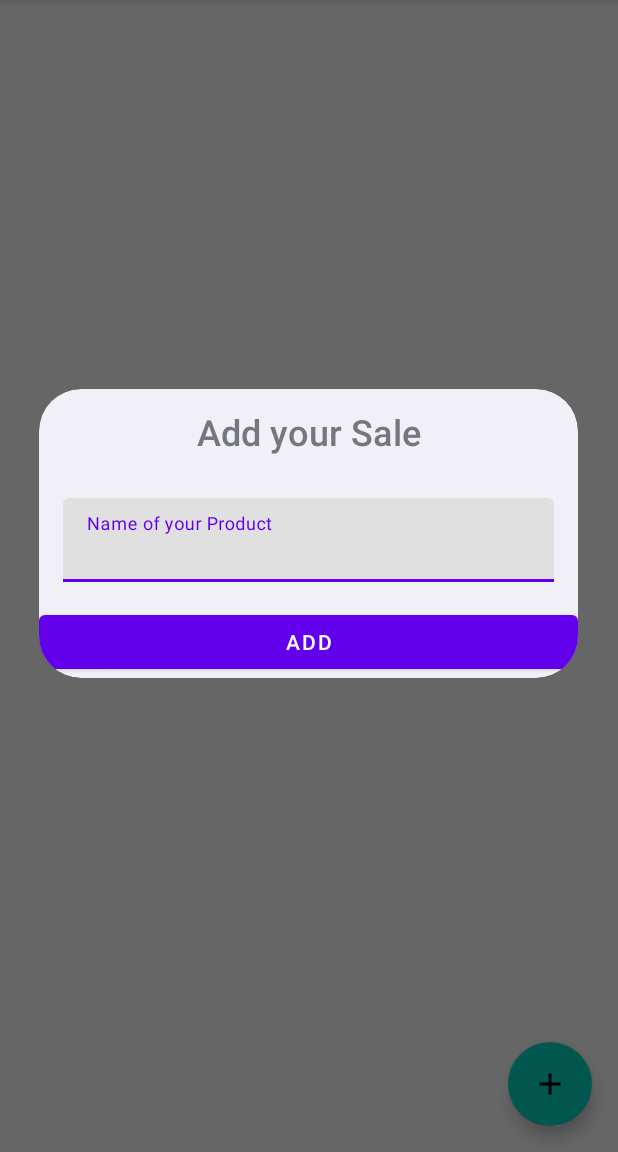
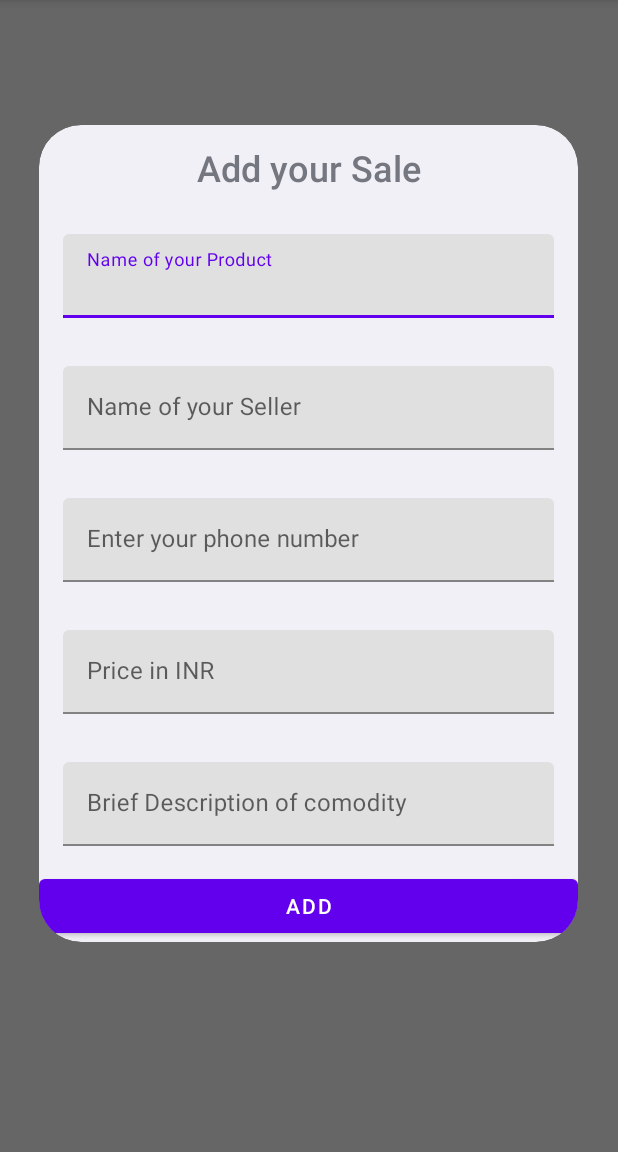
Before and after one commit to Arsh-78/MiniProjectsLearning, an Android app: the fragment DiaglogFragmentAddSell placed in its activity, on a phone screen of 412 x 824 dp, the part 84-1236 px from its top. Run offline under Robolectric (Android 15) with nearby library versions, the phone set to English and light mode, and no system bars; our stand-ins replace Firebase (no records; nobody signed in at launch, a user with empty details on screens opened directly).

Commit message:
Buy Product List Integrated

```diff
--- a/SellAndBuy/app/src/main/AndroidManifest.xml
+++ b/SellAndBuy/app/src/main/AndroidManifest.xml
@@ -10,7 +10,9 @@
         android:supportsRtl="true"
         android:theme="@style/Theme.SellAndBuy">
         <activity android:name=".ui.MyCustomActivity"></activity>
+
         <activity android:name=".MainActivity">
+
             <intent-filter>
                 <action android:name="android.intent.action.MAIN" />
 
--- a/SellAndBuy/app/src/main/java/com/example/sellandbuy/MainActivity.kt
+++ b/SellAndBuy/app/src/main/java/com/example/sellandbuy/MainActivity.kt
@@ -3,6 +3,7 @@ package com.example.sellandbuy
 import android.content.Intent
 import androidx.appcompat.app.AppCompatActivity
 import android.os.Bundle
+import com.example.sellandbuy.ui.BuyFragment
 import com.example.sellandbuy.ui.MyCustomActivity
 import kotlinx.android.synthetic.main.activity_main.*
 
@@ -15,5 +16,4 @@ class MainActivity : AppCompatActivity() {
             startActivity(intent)
         }
     }
-
-    }
+}
--- /dev/null
+++ b/SellAndBuy/app/src/main/java/com/example/sellandbuy/ui/MyCustomFragment.kt
@@ -0,0 +1,41 @@
+package com.example.sellandbuy.ui
+
+import android.os.Bundle
+import android.view.LayoutInflater
+import android.view.View
+import android.view.ViewGroup
+import androidx.fragment.app.Fragment
+import androidx.navigation.findNavController
+import com.example.sellandbuy.R
+import kotlinx.android.synthetic.main.fragment_sell.*
+import kotlinx.android.synthetic.main.mycustom_fragment.*
+
+class MyCustomFragment :Fragment(){
+
+
+    override fun onCreateView(
+        inflater: LayoutInflater, container: ViewGroup?,
+        savedInstanceState: Bundle?
+    ): View? {
+
+
+
+        return inflater.inflate(R.layout.mycustom_fragment, container, false)
+
+
+
+
+
+    }
+
+    override fun onActivityCreated(savedInstanceState: Bundle?) {
+        super.onActivityCreated(savedInstanceState)
+        sell_button.setOnClickListener {
+            view?.findNavController()?.navigate(R.id.action_myCustomFragment_to_sell)
+        }
+
+        buy_button.setOnClickListener {
+            view?.findNavController()?.navigate(R.id.action_myCustomFragment_to_buyFragment)
+        }
+    }
+}
--- a/SellAndBuy/app/src/main/java/com/example/sellandbuy/ui/ProductListAdapter.kt
+++ b/SellAndBuy/app/src/main/java/com/example/sellandbuy/ui/ProductListAdapter.kt
@@ -20,6 +20,11 @@ class ProductListAdapter: RecyclerView.Adapter<ProductListAdapter.ProductViewMod
 
     override fun onBindViewHolder(holder: ProductListAdapter.ProductViewModel, position: Int) {
         holder.view.textView1.text=products[position].name
+        holder.view.textView2.text=products[position].selname
+        holder.view.textView3.text=products[position].phno
+        holder.view.textView4.text=products[position].price
+        holder.view.textView5.text=products[position].desc
+
     }
 
     override fun getItemCount(): Int {
--- a/SellAndBuy/app/src/main/res/layout/activity_my_custom.xml
+++ b/SellAndBuy/app/src/main/res/layout/activity_my_custom.xml
@@ -5,19 +5,16 @@
     android:layout_width="match_parent"
     android:layout_height="match_parent"
     tools:context=".ui.MyCustomActivity">
+
     <fragment
-        android:id="@+id/fragment"
+        android:id="@+id/myNavHostFragment"
+        android:name="androidx.navigation.fragment.NavHostFragment"
         android:layout_width="match_parent"
         android:layout_height="match_parent"
-        android:layout_marginStart="1dp"
-        android:layout_marginEnd="1dp"
-        android:layout_marginTop="1dp"
-        android:layout_marginBottom="1dp"
-        app:layout_constraintBottom_toBottomOf="parent"
-        app:layout_constraintTop_toTopOf="parent"
-        app:layout_constraintStart_toStartOf="parent"
-        app:layout_constraintEnd_toEndOf="parent"
-        android:name="androidx.navigation.fragment.NavHostFragment"
+        tools:layout_editor_absoluteX="0dp"
+        tools:layout_editor_absoluteY="0dp"
+        app:navGraph="@navigation/nav_graph"
         app:defaultNavHost="true"
-        app:navGraph="@navigation/nav_graph" />
+        tools:layout="@layout/mycustom_fragment"/>
+
 </androidx.constraintlayout.widget.ConstraintLayout>
--- a/SellAndBuy/app/src/main/res/layout/fragment_diaglog_add_sell.xml
+++ b/SellAndBuy/app/src/main/res/layout/fragment_diaglog_add_sell.xml
@@ -27,6 +27,78 @@
             android:layout_width="match_parent"
             android:layout_height="wrap_content"
             android:hint="Name of your Product" />
+
+
+
+
+    </com.google.android.material.textfield.TextInputLayout>
+
+    <com.google.android.material.textfield.TextInputLayout
+        android:layout_width="match_parent"
+        android:layout_height="wrap_content"
+        android:id="@+id/input_layout_sName"
+        android:padding="16sp">
+
+        <com.google.android.material.textfield.TextInputEditText
+            android:id="@+id/edit_text_sname"
+            android:layout_width="match_parent"
+            android:layout_height="wrap_content"
+            android:hint="Name of your Seller" />
+
+
+
+
+    </com.google.android.material.textfield.TextInputLayout>
+
+    <com.google.android.material.textfield.TextInputLayout
+        android:layout_width="match_parent"
+        android:layout_height="wrap_content"
+        android:id="@+id/input_layout_phno"
+        android:padding="16sp">
+
+        <com.google.android.material.textfield.TextInputEditText
+            android:id="@+id/edit_text_phno"
+            android:layout_width="match_parent"
+            android:layout_height="wrap_content"
+            android:hint="Enter your phone number" />
+
+
+
+
+    </com.google.android.material.textfield.TextInputLayout>
+
+    <com.google.android.material.textfield.TextInputLayout
+        android:layout_width="match_parent"
+        android:layout_height="wrap_content"
+        android:id="@+id/input_layout_Price"
+        android:padding="16sp">
+
+        <com.google.android.material.textfield.TextInputEditText
+            android:id="@+id/edit_text_Price"
+            android:layout_width="match_parent"
+            android:layout_height="wrap_content"
+            android:hint="Price in INR" />
+
+
+
+
+    </com.google.android.material.textfield.TextInputLayout>
+
+    <com.google.android.material.textfield.TextInputLayout
+        android:layout_width="match_parent"
+        android:layout_height="wrap_content"
+        android:id="@+id/input_layout_ShortDesc"
+        android:padding="16sp">
+
+        <com.google.android.material.textfield.TextInputEditText
+            android:id="@+id/edit_text_Desc"
+            android:layout_width="match_parent"
+            android:layout_height="wrap_content"
+            android:hint="Brief Description of comodity" />
+
+
+
+
     </com.google.android.material.textfield.TextInputLayout>
 
     <com.google.android.material.button.MaterialButton
--- /dev/null
+++ b/SellAndBuy/app/src/main/res/layout/mycustom_fragment.xml
@@ -0,0 +1,32 @@
+<?xml version="1.0" encoding="utf-8"?>
+<androidx.constraintlayout.widget.ConstraintLayout xmlns:android="http://schemas.android.com/apk/res/android"
+    xmlns:app="http://schemas.android.com/apk/res-auto"
+    xmlns:tools="http://schemas.android.com/tools"
+    android:layout_width="match_parent"
+             android:layout_height="match_parent">
+
+    <Button
+        android:id="@+id/sell_button"
+        android:layout_width="wrap_content"
+        android:layout_height="wrap_content"
+        android:text="Sell"
+        app:layout_constraintBottom_toBottomOf="parent"
+        app:layout_constraintEnd_toEndOf="parent"
+        app:layout_constraintHorizontal_bias="0.498"
+        app:layout_constraintStart_toStartOf="parent"
+        app:layout_constraintTop_toTopOf="parent"
+        app:layout_constraintVertical_bias="0.333" />
+
+    <Button
+        android:id="@+id/buy_button"
+        android:layout_width="wrap_content"
+        android:layout_height="wrap_content"
+        android:text="Buy"
+        app:layout_constraintBottom_toBottomOf="parent"
+        app:layout_constraintEnd_toEndOf="parent"
+        app:layout_constraintHorizontal_bias="0.498"
+        app:layout_constraintStart_toStartOf="parent"
+        app:layout_constraintTop_toBottomOf="@+id/sell_button"
+        app:layout_constraintVertical_bias="0.27" />
+
+</androidx.constraintlayout.widget.ConstraintLayout>
--- a/SellAndBuy/app/src/main/res/navigation/nav_graph.xml
+++ b/SellAndBuy/app/src/main/res/navigation/nav_graph.xml
@@ -3,11 +3,28 @@
     xmlns:app="http://schemas.android.com/apk/res-auto"
     xmlns:tools="http://schemas.android.com/tools"
     android:id="@+id/nav_graph"
-    app:startDestination="@id/sell">
+    app:startDestination="@id/myCustomFragment">
 
     <fragment
         android:id="@+id/sell"
         android:name="com.example.sellandbuy.ui.Sell"
         android:label="fragment_sell"
         tools:layout="@layout/fragment_sell" />
+    <fragment
+        android:id="@+id/buyFragment"
+        android:name="com.example.sellandbuy.ui.BuyFragment"
+        android:label="fragment_buy"
+        tools:layout="@layout/fragment_buy" />
+    <fragment
+        android:id="@+id/myCustomFragment"
+        android:name="com.example.sellandbuy.ui.MyCustomFragment"
+        android:label="MyCustomFragment"
+        tools:layout="@layout/mycustom_fragment">
+        <action
+            android:id="@+id/action_myCustomFragment_to_sell"
+            app:destination="@id/sell" />
+        <action
+            android:id="@+id/action_myCustomFragment_to_buyFragment"
+            app:destination="@id/buyFragment" />
+    </fragment>
 </navigation>
```
Also changed, not shown: SellAndBuy/app/src/main/java/com/example/sellandbuy/data/Product.kt (+5 -2 lines), SellAndBuy/app/src/main/java/com/example/sellandbuy/ui/BuyFragment.kt (added, +52 -0 lines), SellAndBuy/app/src/main/java/com/example/sellandbuy/ui/BuyerViewModel.kt (added, +43 -0 lines), SellAndBuy/app/src/main/java/com/example/sellandbuy/ui/DiaglogFragmentAddSell.kt (+11 -2 lines), SellAndBuy/app/src/main/res/layout/activity_main.xml (+12 -1 lines), SellAndBuy/app/src/main/res/layout/fragment_buy.xml (added, +19 -0 lines).
